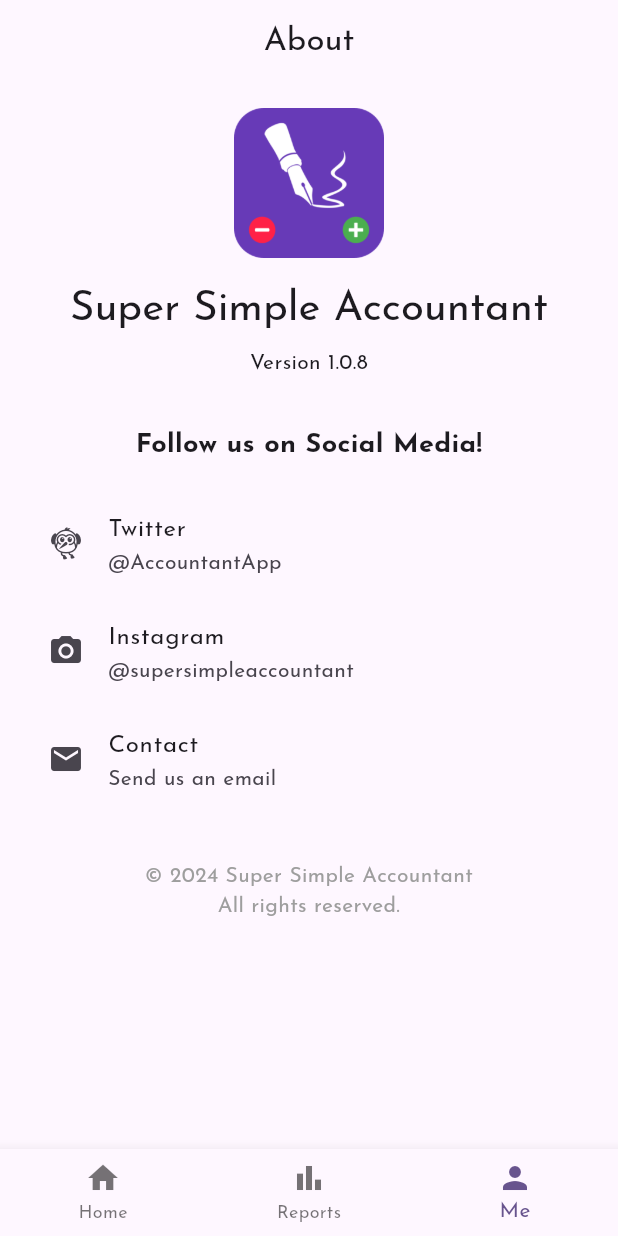
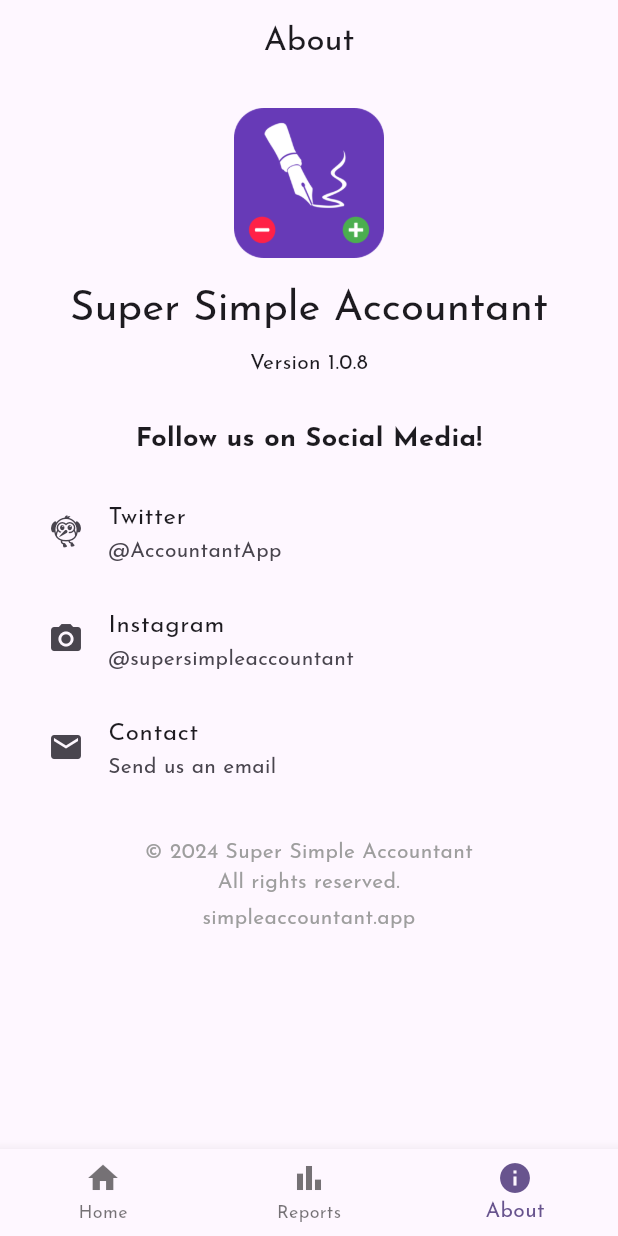
Before and after one commit to SametSahin10/super-simple-accountant, a Flutter app: the screen it shows after launch, item 3 of the bottom bar chosen, on a phone screen of 412 x 824 dp. Run offline on Flutter 3.47's test engine with Material 3 defaults, Android fonts, the phone set to English and light mode, and no system bars; our stand-ins replace firebase_analytics, firebase_core, firebase_crashlytics, firebase_messaging, fl_chart, flutter_riverpod and 9 more; missing offline and left inert: universal_html; accounts and stored records are empty; generated files the repository leaves out were written again; network calls fail.

Commit message:
translate new strings

```diff
--- a/lib/screens/about_screen.dart
+++ b/lib/screens/about_screen.dart
@@ -1,5 +1,6 @@
 import 'package:flutter/material.dart';
 import 'package:super_simple_accountant/assets.dart';
+import 'package:super_simple_accountant/extensions.dart';
 import 'package:url_launcher/url_launcher.dart';
 import 'package:package_info_plus/package_info_plus.dart';
 
@@ -10,7 +11,7 @@ class AboutScreen extends StatelessWidget {
   Widget build(BuildContext context) {
     return Scaffold(
       appBar: AppBar(
-        title: const Text('About'),
+        title: Text(context.l10n.about_screen_title),
       ),
       body: FutureBuilder<PackageInfo>(
         future: PackageInfo.fromPlatform(),
@@ -26,7 +27,7 @@ class AboutScreen extends StatelessWidget {
               ),
               const SizedBox(height: 16),
               Text(
-                'Super Simple Accountant',
+                context.l10n.app_name,
                 style: Theme.of(context).textTheme.headlineMedium,
                 textAlign: TextAlign.center,
               ),
@@ -36,42 +37,57 @@ class AboutScreen extends StatelessWidget {
                 style: Theme.of(context).textTheme.bodyMedium,
                 textAlign: TextAlign.center,
               ),
-              const SizedBox(height: 32),
-              const Text(
-                'Follow us on Social Media!',
-                style: TextStyle(fontSize: 18, fontWeight: FontWeight.bold),
+              const SizedBox(height: 28),
+              Text(
+                context.l10n.social_media_title,
+                style: const TextStyle(
+                  fontSize: 18,
+                  fontWeight: FontWeight.bold,
+                ),
                 textAlign: TextAlign.center,
               ),
-              const SizedBox(height: 16),
+              const SizedBox(height: 12),
               ListTile(
                 leading: const Icon(Icons.flutter_dash),
-                title: const Text('Twitter'),
-                subtitle: const Text('@AccountantApp'),
+                title: Text(context.l10n.twitter_title),
+                subtitle: Text(context.l10n.twitter_handle),
                 onTap: () => launchUrl(
                   Uri.parse('https://twitter.com/accountantapp'),
                 ),
               ),
               ListTile(
                 leading: const Icon(Icons.photo_camera),
-                title: const Text('Instagram'),
-                subtitle: const Text('@supersimpleaccountant'),
+                title: Text(context.l10n.instagram_title),
+                subtitle: Text(context.l10n.instagram_handle),
                 onTap: () => launchUrl(
                   Uri.parse('https://instagram.com/supersimpleaccountant'),
                 ),
               ),
               ListTile(
                 leading: const Icon(Icons.email),
-                title: const Text('Contact'),
-                subtitle: const Text('Send us an email'),
+                title: Text(context.l10n.contact_title),
+                subtitle: Text(context.l10n.contact_subtitle),
                 onTap: () => launchUrl(
                   Uri.parse('mailto:supersimpleacc10@gmail.com'),
                 ),
               ),
-              const SizedBox(height: 32),
-              const Text(
-                '© 2024 Super Simple Accountant\nAll rights reserved.',
-                style: TextStyle(color: Colors.grey),
+              const SizedBox(height: 24),
+              Text(
+                context.l10n.copyright_text,
+                style: const TextStyle(color: Colors.grey),
                 textAlign: TextAlign.center,
+              ),
+              // simpleaccountat.app
+              const SizedBox(height: 4),
+              GestureDetector(
+                onTap: () {
+                  launchUrl(Uri.parse('https://simpleaccountant.app'));
+                },
+                child: const Text(
+                  'simpleaccountant.app',
+                  style: TextStyle(color: Colors.grey),
+                  textAlign: TextAlign.center,
+                ),
               ),
             ],
           );
--- a/lib/screens/main_screen.dart
+++ b/lib/screens/main_screen.dart
@@ -2,6 +2,7 @@ import 'package:firebase_messaging/firebase_messaging.dart';
 import 'package:flutter/material.dart';
 import 'package:flutter_riverpod/flutter_riverpod.dart';
 import 'package:intl/intl.dart';
+import 'package:super_simple_accountant/extensions.dart';
 import 'package:super_simple_accountant/screens/about_screen.dart';
 import 'package:super_simple_accountant/screens/home_screen.dart';
 import 'package:super_simple_accountant/screens/reports_screen.dart';
@@ -55,18 +56,18 @@ class _MainScreenState extends State<MainScreen> {
               _selectedIndex = index;
             });
           },
-          items: const [
+          items: [
             BottomNavigationBarItem(
-              icon: Icon(Icons.home),
-              label: 'Home',
+              icon: const Icon(Icons.home),
+              label: context.l10n.home_bottom_navigation_label,
             ),
             BottomNavigationBarItem(
-              icon: Icon(Icons.bar_chart),
-              label: 'Reports',
+              icon: const Icon(Icons.bar_chart),
+              label: context.l10n.reports_bottom_navigation_label,
             ),
             BottomNavigationBarItem(
-              icon: Icon(Icons.person),
-              label: 'Me',
+              icon: const Icon(Icons.info),
+              label: context.l10n.about_bottom_navigation_label,
             ),
           ],
         ),
```
Also changed, not shown: lib/l10n/app_en.arb (+38 -1 lines), lib/l10n/app_tr.arb (+38 -1 lines), lib/screens/reports_screen.dart (+36 -18 lines).
